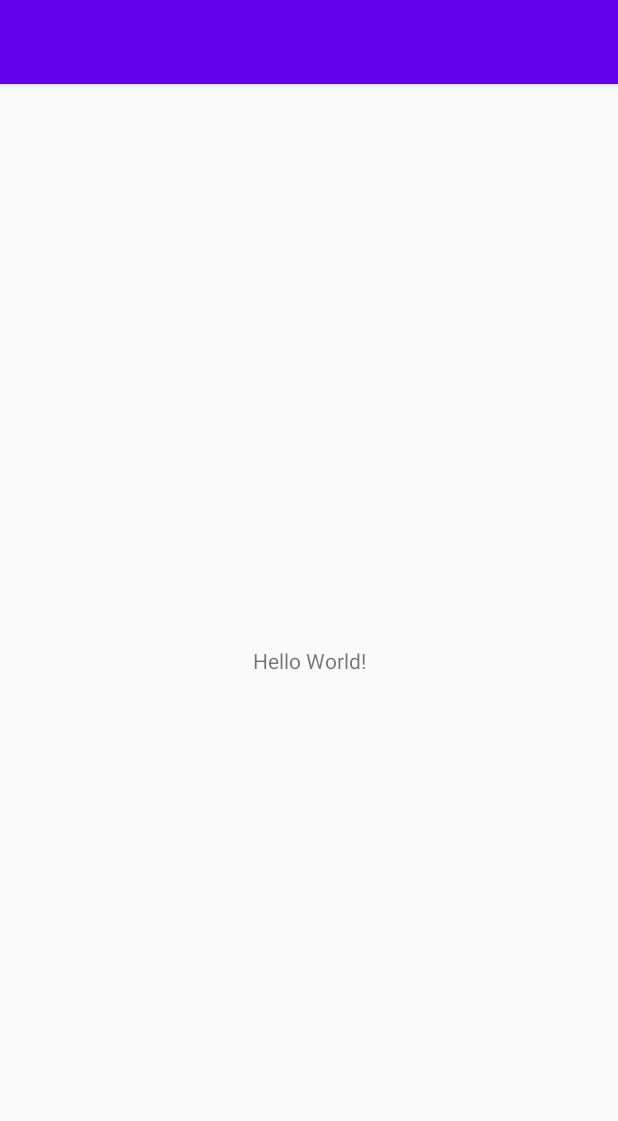
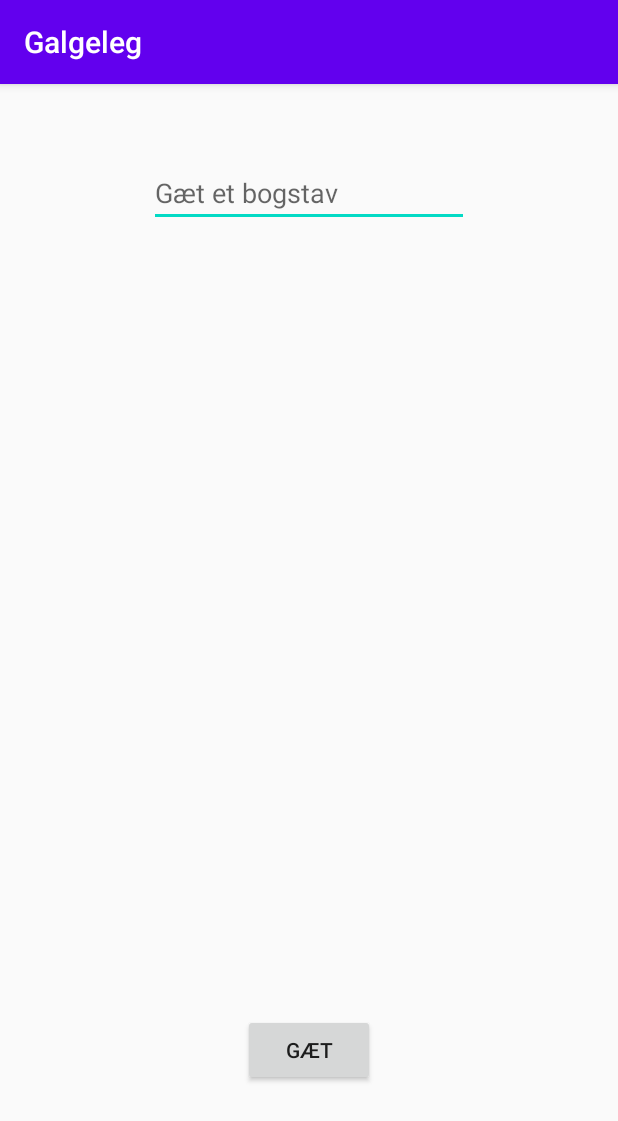
Before and after one commit to moamal01/Galgeleg, an Android app: the screen it shows after launch (MainActivity), on a phone screen of 412 x 824 dp. Shown: the top 1121 px of the screen. Run offline under Robolectric (Android 15) with nearby library versions, the phone set to English and light mode, and no system bars.

Commit message:
add views to activity_main.xml

```diff
--- a/app/src/main/AndroidManifest.xml
+++ b/app/src/main/AndroidManifest.xml
@@ -5,7 +5,7 @@
     <application
         android:allowBackup="true"
         android:icon="@mipmap/ic_launcher"
-        android:label="@string/app_name"
+        android:label="@string/s195398"
         android:roundIcon="@mipmap/ic_launcher_round"
         android:supportsRtl="true"
         android:theme="@style/AppTheme">
--- a/app/src/main/res/layout/activity_main.xml
+++ b/app/src/main/res/layout/activity_main.xml
@@ -6,13 +6,37 @@
     android:layout_height="match_parent"
     tools:context=".MainActivity">
 
-    <TextView
+    <FrameLayout
         android:layout_width="wrap_content"
         android:layout_height="wrap_content"
-        android:text="Hello World!"
         app:layout_constraintBottom_toBottomOf="parent"
+        app:layout_constraintLeft_toLeftOf="parent"
+        app:layout_constraintRight_toRightOf="parent"
+        app:layout_constraintTop_toTopOf="parent"
+        tools:layout_editor_absoluteX="1dp"
+        tools:layout_editor_absoluteY="1dp" />
+
+    <EditText
+        android:id="@+id/letter_guess"
+        android:layout_width="wrap_content"
+        android:layout_height="wrap_content"
+        android:layout_marginTop="50dp"
+        android:ems="10"
+        android:maxLength="1"
+        android:hint="Gæt et bogstav"
+        android:inputType="textPersonName"
         app:layout_constraintLeft_toLeftOf="parent"
         app:layout_constraintRight_toRightOf="parent"
         app:layout_constraintTop_toTopOf="parent" />
 
+    <Button
+        android:id="@+id/gæt_button"
+        android:layout_width="wrap_content"
+        android:layout_height="wrap_content"
+        android:layout_marginBottom="100dp"
+        android:text="GÆT"
+        app:layout_constraintBottom_toBottomOf="parent"
+        app:layout_constraintLeft_toLeftOf="parent"
+        app:layout_constraintRight_toRightOf="parent" />
+
 </androidx.constraintlayout.widget.ConstraintLayout>
```
